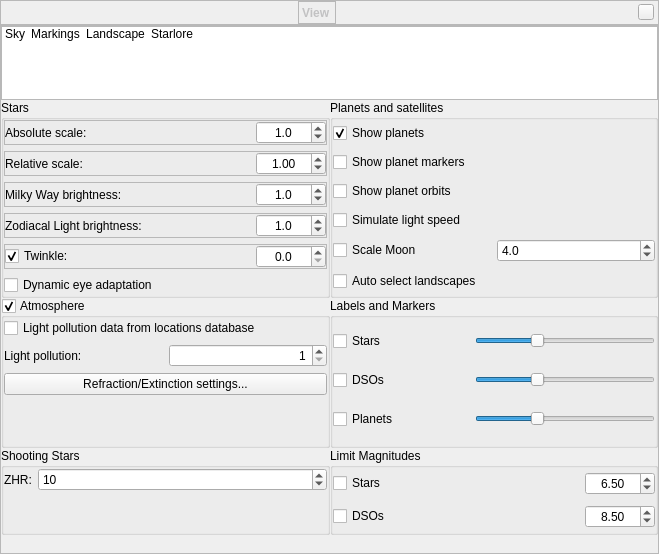
This is src/gui/viewDialog.ui in 519984307/stellarium_src as Qt 5 draws it before an edit. The edited form follows.
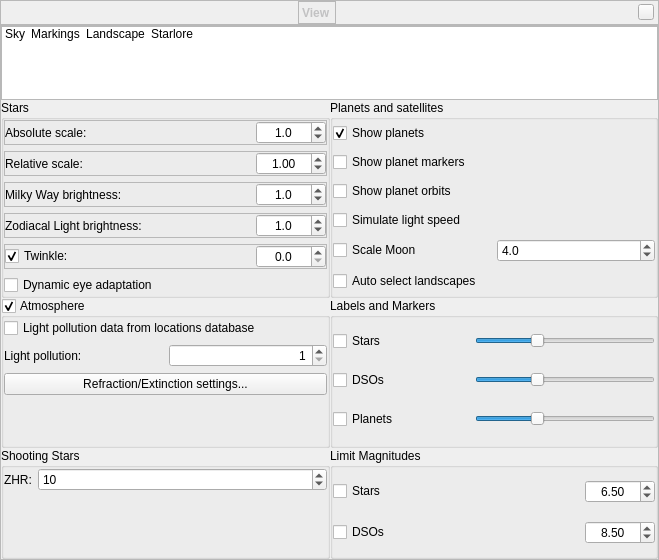
This is the edited form. Icons and pictures are not drawn. Custom widgets are drawn as their Qt base class.

Commit message: Updated ViewDialog properties

```diff
--- a/src/gui/viewDialog.ui
+++ b/src/gui/viewDialog.ui
@@ -7,18 +7,12 @@
     <x>0</x>
     <y>0</y>
     <width>659</width>
-    <height>554</height>
+    <height>560</height>
    </rect>
   </property>
   <property name="font">
    <font/>
   </property>
-  <property name="autoFillBackground">
-   <bool>false</bool>
-  </property>
-  <property name="styleSheet">
-   <string notr="true"/>
-  </property>
   <layout class="QVBoxLayout">
    <property name="spacing">
     <number>0</number>
@@ -223,10 +217,7 @@
      <property name="frameShape">
       <enum>QFrame::StyledPanel</enum>
      </property>
-     <layout class="QVBoxLayout" name="verticalLayout_5">
-      <property name="spacing">
-       <number>0</number>
-      </property>
+     <layout class="QGridLayout" name="gridLayout_8">
       <property name="leftMargin">
        <number>0</number>
       </property>
@@ -239,7 +230,10 @@
       <property name="bottomMargin">
        <number>0</number>
       </property>
-      <item>
+      <property name="spacing">
+       <number>0</number>
+      </property>
+      <item row="0" column="0">
        <widget class="QListWidget" name="stackListWidget">
         <property name="minimumSize">
          <size>
@@ -343,7 +337,7 @@
         </item>
        </widget>
       </item>
-      <item alignment="Qt::AlignTop">
+      <item row="1" column="0">
        <widget class="QStackedWidget" name="stackedWidget">
         <property name="currentIndex">
          <number>0</number>
```
Left out of the diff: 1 changed line with no effect on the pictures.
